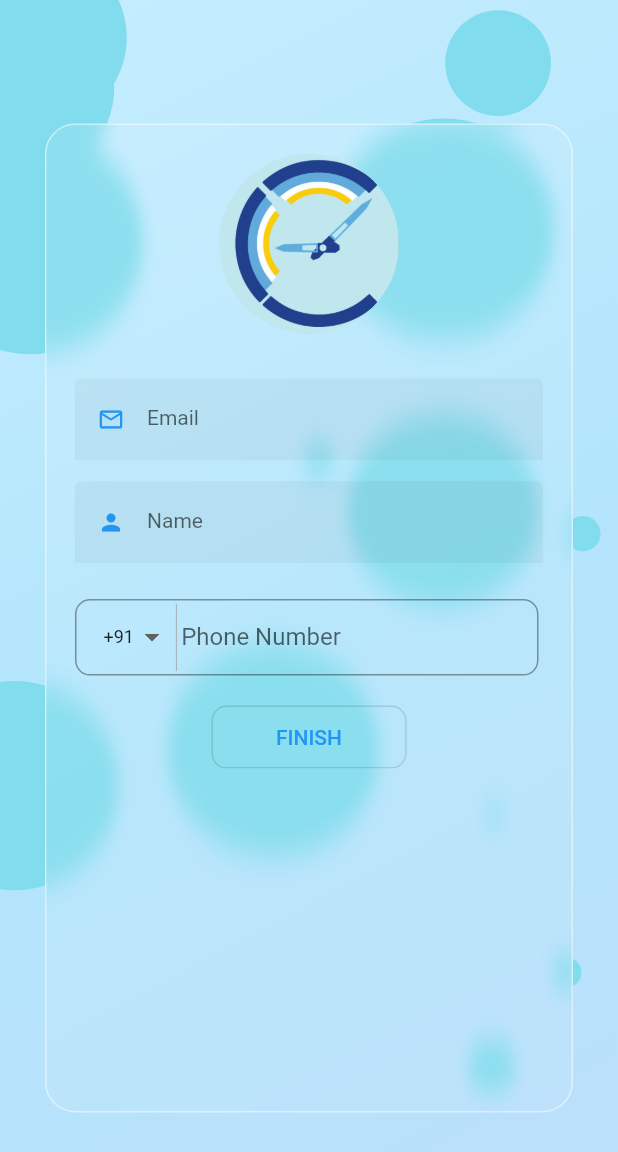
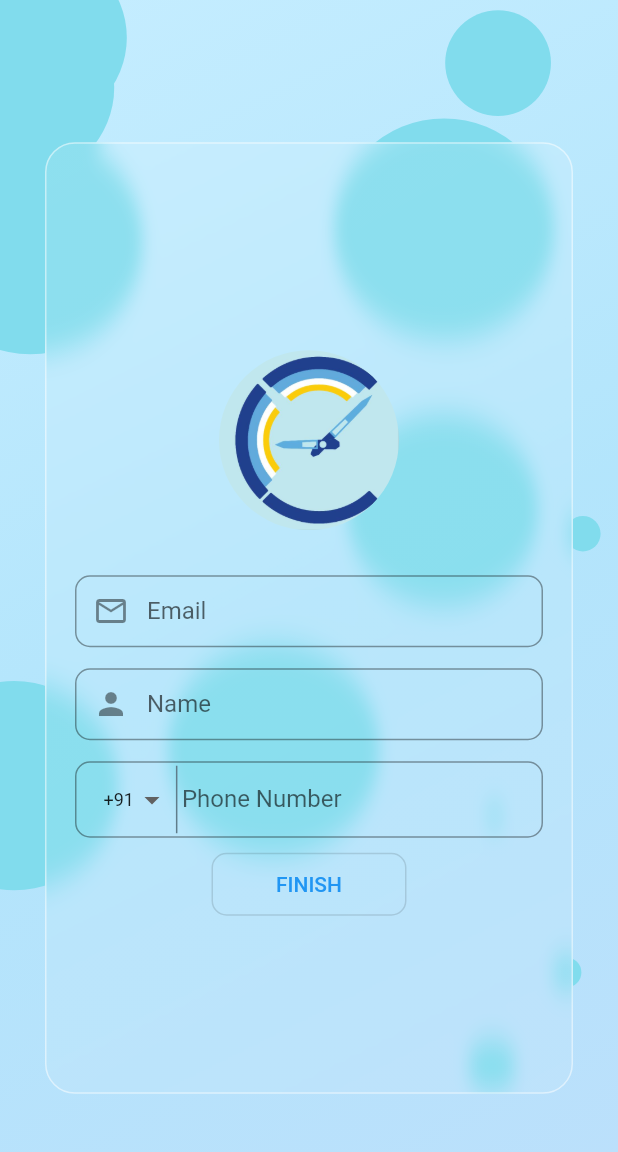
Before and after one commit to NIT-Silchar-Org/efficacy-user, a Flutter app: the screen it shows after launch, on a phone screen of 412 x 824 dp. Shown: the top 1152 px of the screen. Run offline on Flutter 3.47's test engine with Material 2 defaults, Android fonts, the phone set to English and light mode, and no system bars; drawn by our look-alikes of glassmorphism.

Commit message:
signup page completed

```diff
--- a/lib/pages/sign_up.dart
+++ b/lib/pages/sign_up.dart
@@ -72,10 +72,10 @@ class _SignUpState extends State<SignUp> with TickerProviderStateMixin {
           //  Part 2
           buildBobbleWeight(context),
           //    Part III Gaussian
-          // buildBlurWeight(),
           GlassmorphicContainer(
+            alignment: Alignment.center,
             width: MediaQuery.of(context).size.width - 60,
-            height: MediaQuery.of(context).size.height * 0.8,
+            height: MediaQuery.of(context).size.height * 0.77,
             borderRadius: 20,
             linearGradient: LinearGradient(
               begin: Alignment.topLeft,
@@ -138,15 +138,6 @@ class _SignUpState extends State<SignUp> with TickerProviderStateMixin {
     );
   }
 
-  buildBlurWeight() {
-    return BackdropFilter(
-      filter: ImageFilter.blur(sigmaX: 0.3, sigmaY: 0.3),
-      child: Container(
-        color: Colors.white.withOpacity(0.1),
-      ),
-    );
-  }
-
   buildTopText() {
     return Container(
       height: 120,
@@ -172,31 +163,48 @@ class _SignUpState extends State<SignUp> with TickerProviderStateMixin {
           const SizedBox(
             height: 30,
           ),
-          Padding(
+          Container(
             padding: const EdgeInsets.fromLTRB(20.0, 0, 20.0, 0),
-            child: TextFieldWidget(
+            child: TextFormField(
               obscureText: false,
-              labelText: "Email",
-              prefixIconData: Icons.email_outlined,
+              decoration: const InputDecoration(
+                contentPadding: EdgeInsets.all(12.0),
+                border: OutlineInputBorder(
+                  borderRadius: BorderRadius.all(Radius.circular(10)),
+                  borderSide: BorderSide(
+                    color: Color.fromRGBO(43, 158, 179, 0.19),
+                    width: 0.1,
+                  ),
+                ),
+                fillColor: Colors.transparent,
+                prefixIcon: Icon(Icons.email_outlined),
+                labelText: 'Email',
+              ),
             ),
           ),
-          const SizedBox(
-            height: 14,
-          ),
-          Padding(
+          const SizedBox(height: 14),
+          Container(
             padding: const EdgeInsets.fromLTRB(20.0, 0, 20.0, 0),
-            child: TextFieldWidget(
-              obscureText: false,
-              labelText: "Name",
-              prefixIconData: Icons.person,
+            child: TextFormField(
+              decoration: const InputDecoration(
+                contentPadding: EdgeInsets.all(12.0),
+                border: OutlineInputBorder(
+                  borderRadius: BorderRadius.all(Radius.circular(10)),
+                  borderSide: BorderSide(
+                    color: Color.fromRGBO(43, 158, 179, 0.19),
+                    width: 0.1,
+                  ),
+                ),
+                fillColor: Colors.transparent,
+                prefixIcon: Icon(Icons.person),
+                labelText: 'Name',
+              ),
             ),
           ),
-          const SizedBox(
-            height: 14,
-          ),
+          const SizedBox(height: 14),
           Container(
             padding: const EdgeInsets.fromLTRB(20.0, 0, 20.0, 0),
-            child: PhoneWidget(),
+            child: const PhoneWidget(),
           ),
           const SizedBox(height: 10),
           SizedBox(
@@ -323,16 +331,15 @@ class BobbleBean {
   late double radius;
 }
 
-// Custom Phone Widget
-
 class PhoneWidget extends StatefulWidget {
+  const PhoneWidget({Key? key}) : super(key: key);
   @override
   _PhoneWidgetState createState() => _PhoneWidgetState();
 }
 
 class _PhoneWidgetState extends State<PhoneWidget> {
   String _selectedCountryCode = '+91';
-  List<String> _countryCodes = ['+91', '+23'];
+  final List<String> _countryCodes = ['+91', '+23'];
 
   @override
   Widget build(BuildContext context) {
@@ -340,7 +347,7 @@ class _PhoneWidgetState extends State<PhoneWidget> {
       decoration: const BoxDecoration(
         color: Colors.transparent,
         border: Border(
-          right: BorderSide(width: 0.5, color: Colors.grey),
+          right: BorderSide(width: 1, color: Colors.blueGrey),
         ),
       ),
       height: 45.0,
@@ -356,7 +363,7 @@ class _PhoneWidgetState extends State<PhoneWidget> {
                   value: value,
                   child: Text(
                     value,
-                    style: TextStyle(fontSize: 12.0),
+                    style: const TextStyle(fontSize: 12.0),
                   ));
             }).toList(),
             onChanged: (value) {
@@ -370,21 +377,22 @@ class _PhoneWidgetState extends State<PhoneWidget> {
     );
     return Container(
       width: double.infinity,
-      margin: const EdgeInsets.only(top: 10.0, bottom: 10.0, right: 3.0),
       color: Colors.transparent,
       child: TextFormField(
         validator: (value) {
           if (value!.isEmpty) {
-            return 'Please enter some text';
+            return 'phone number should not be empty';
+          } else {
+            return null;
           }
         },
         keyboardType: TextInputType.number,
         decoration: InputDecoration(
-          contentPadding: const EdgeInsets.all(12.0),
+          contentPadding: const EdgeInsets.all(10.0),
           border: const OutlineInputBorder(
             borderRadius: BorderRadius.all(Radius.circular(10)),
             borderSide: BorderSide(
-              color: Color(0xFFE0E0E0),
+              color: Color.fromRGBO(43, 158, 179, 0.19),
               width: 0.1,
             ),
           ),
```
